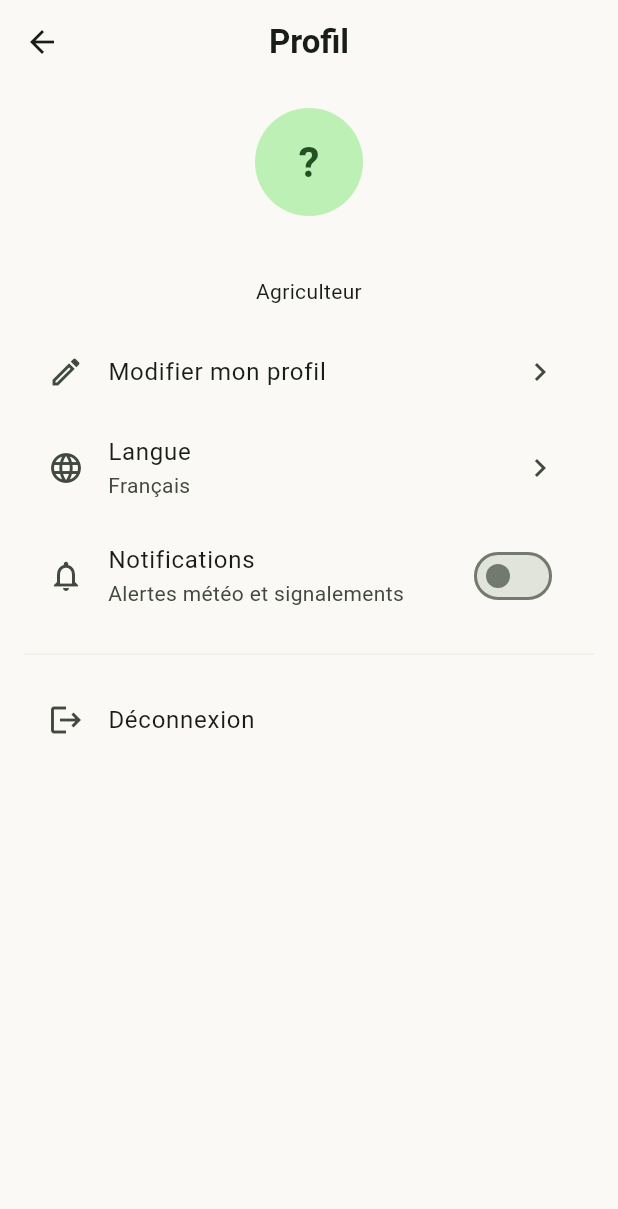
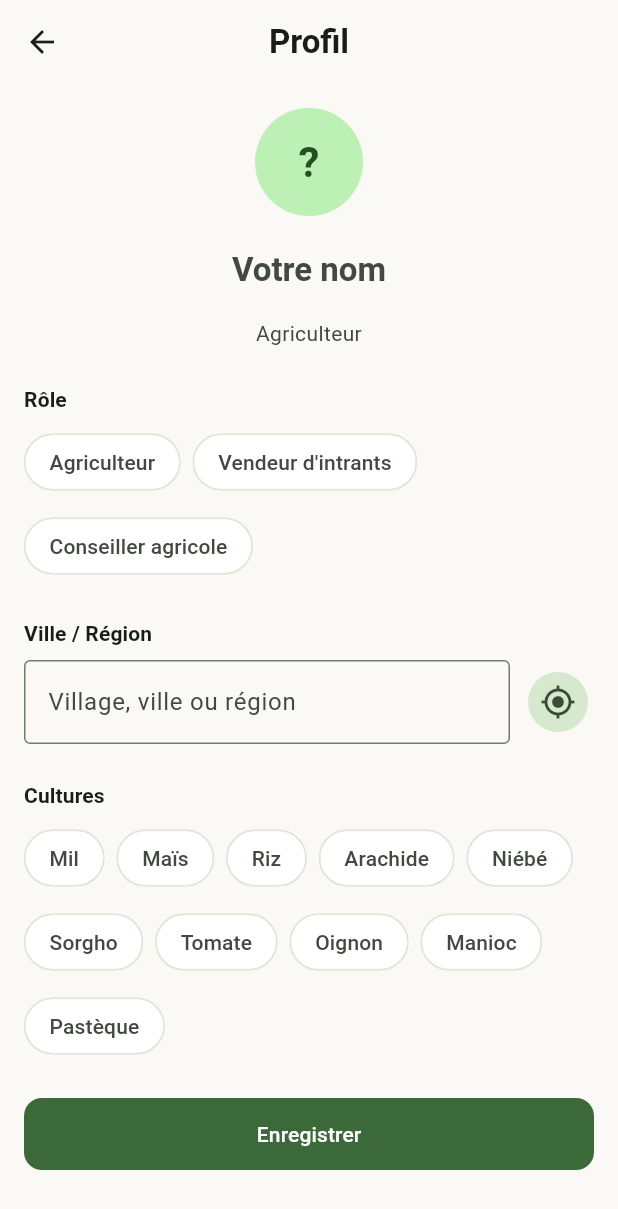
Before and after one commit to devsambou/KultivIA, a Flutter app: the ProfileScreen screen opened by its route, on a phone screen of 412 x 824 dp. Shown: the top 1209 px of the screen. Run offline on Flutter 3.47's test engine with Material 3 defaults, Android fonts, the light colour scheme and no system bars; our stand-ins replace audioplayers, cloud_firestore, cloud_functions, firebase_auth, firebase_core, firebase_messaging and 8 more; missing offline and left inert: record; accounts and stored records are empty.

Commit message:
fix(c2): ProfileScreen + SettingsScreen séparation + manifest location (#60)
* fix(c2): crash PageController + message d'erreur explicite

* feat(c2): ProfileScreen éditable directement (nom, rôle, ville GPS, cultures, langue, notifications, voix) + fix AppState + fix SetupController

* feat(c2): ProfileScreen + SettingsScreen + manifest location permissions

* fix: remove broken D7 localization files, keep simple MaterialApp

```diff
--- a/lib/screens/settings/profile_screen.dart
+++ b/lib/screens/settings/profile_screen.dart
@@ -1,11 +1,15 @@
 import 'package:flutter/material.dart';
 import 'package:provider/provider.dart';
+import 'package:geolocator/geolocator.dart';
+import 'package:http/http.dart' as http;
+import 'dart:convert';
 
 import '../../services/system/app_state.dart';
 import '../../services/auth/firebase_service.dart';
-import '../../services/system/notification_service.dart';
-import '../../services/system/user_settings.dart';
+import '../../models/user_profile.dart';
 import '../../core/theme/theme.dart';
+import '../../widgets/k_components.dart';
+import '../../screens/setup/setup_controller.dart';
 
 class ProfileScreen extends StatefulWidget {
   const ProfileScreen({super.key});
@@ -16,47 +20,85 @@ class ProfileScreen extends StatefulWidget {
 
 class _ProfileScreenState extends State<ProfileScreen> {
   bool _busy = false;
+  bool _locating = false;
+  final _nameController = TextEditingController();
+  final _localityController = TextEditingController();
 
   void _toast(String msg) =>
       ScaffoldMessenger.of(context).showSnackBar(SnackBar(content: Text(msg)));
 
-  Future<void> _toggleNotifications(bool on) async {
+  Future<void> _saveProfile() async {
     final app = context.read<AppState>();
     final fb = context.read<FirebaseService>();
-    final notif = context.read<NotificationService>();
     final profile = app.profile;
-    final uid = fb.currentUser?.uid;
-    if (profile == null || uid == null) return;
+    if (profile == null) return;
 
     setState(() => _busy = true);
     try {
-      final enabled = on ? await notif.enable(uid) : false;
-      if (!on) await notif.disable();
-      final updated = profile.copyWith(notificationsEnabled: enabled);
+      final updated = profile.copyWith(
+        displayName: _nameController.text.trim(),
+        locality: _localityController.text.trim(),
+      );
       await fb.saveProfile(updated);
       app.setProfile(updated);
-      if (on && !enabled) {
-        _toast('Autorisez les notifications dans les réglages du téléphone.');
-      }
+      _toast('Profil mis à jour');
     } catch (e) {
-      debugPrint('Changement de notifications impossible : $e');
-      _toast('Impossible de modifier ce réglage pour le moment.');
+      debugPrint('Mise à jour profil impossible : $e');
+      _toast('Impossible de sauvegarder : $e');
     } finally {
       if (mounted) setState(() => _busy = false);
     }
   }
 
-  Future<void> _logout() async {
+  Future<void> _detectLocality() async {
+    setState(() => _locating = true);
+    try {
+      final permission = await Geolocator.checkPermission();
+      if (permission == LocationPermission.denied ||
+          permission == LocationPermission.deniedForever) {
+        _toast('Autorisez la localisation dans les réglages.');
+        return;
+      }
+      final pos = await Geolocator.getCurrentPosition();
+      final url = Uri.parse(
+        'https://nominatim.openstreetmap.org/reverse?format=json&lat=${pos.latitude}&lon=${pos.longitude}&accept-language=fr',
+      );
+      final res = await http.get(url);
+      if (res.statusCode == 200) {
+        final data = jsonDecode(res.body);
+        final city = data['address']?['city'] ??
+            data['address']?['town'] ??
+            data['address']?['village'] ??
+            data['address']?['county'] ??
+            '';
+        if (city.isNotEmpty) {
+          _localityController.text = city;
+          setState(() {});
+        }
+      }
+    } catch (e) {
+      _toast('Impossible de détecter la ville : $e');
+    } finally {
+      if (mounted) setState(() => _locating = false);
+    }
+  }
+
+  @override
+  void initState() {
+    super.initState();
     final app = context.read<AppState>();
-    final fb = context.read<FirebaseService>();
-    final notif = context.read<NotificationService>();
-    if (fb.isReady) {
-      await notif.disable();
-      await fb.signOut();
+    final profile = app.profile;
+    if (profile != null) {
+      _nameController.text = profile.displayName;
+      _localityController.text = profile.locality;
     }
-    await app.clear();
-    if (!mounted) return;
-    Navigator.of(context).pushNamedAndRemoveUntil('/auth', (r) => false);
+  }
+
+  @override
+  void dispose() {
+    _nameController.dispose();
+    _localityController.dispose();
+    super.dispose();
   }
 
   @override
@@ -71,58 +113,139 @@ class _ProfileScreenState extends State<ProfileScreen> {
       body: ListView(
         padding: const EdgeInsets.all(KSpace.lg),
         children: [
+          // Avatar + Nom
           Center(
-            child: CircleAvatar(
+            child: Column(
+              children: [
+                CircleAvatar(
                   radius: 36,
                   backgroundColor: cs.primaryContainer,
                   child: Text(
                     name.isEmpty ? '?' : name.substring(0, 1).toUpperCase(),
-                  style: const TextStyle(fontSize: 28)),
+                    style: const TextStyle(fontSize: 28),
                   ),
                 ),
                 const SizedBox(height: 12),
-          if (profile != null) ...[
-            Text(name,
+                TextField(
+                  controller: _nameController,
                   textAlign: TextAlign.center,
-                style: Theme.of(context).textTheme.titleLarge),
+                  style: Theme.of(context).textTheme.titleLarge,
+                  decoration: const InputDecoration(
+                    border: InputBorder.none,
+                    hintText: 'Votre nom',
+                  ),
+                ),
+              ],
+            ),
+          ),
+          const SizedBox(height: 8),
+          if (profile != null)
             Text(
               [
                 profile.roleLabel,
                 if (profile.locality.isNotEmpty) profile.locality
               ].join(' · '),
               textAlign: TextAlign.center,
+              style: Theme.of(context).textTheme.bodyMedium?.copyWith(
+                    color: Theme.of(context).colorScheme.onSurfaceVariant,
+                  ),
+            ),
+          const SizedBox(height: 24),
+
+          // Rôle
+          Text('Rôle', style: Theme.of(context).textTheme.titleSmall),
+          const SizedBox(height: 8),
+          Wrap(
+            spacing: 8,
+            runSpacing: 8,
+            children: [
+              for (final e in UserProfile.roles.entries)
+                ChoiceChip(
+                  label: Text(e.value),
+                  selected: profile?.role == e.key,
+                  onSelected: (_) {
+                    if (profile != null) {
+                      final updated = profile.copyWith(role: e.key);
+                      context.read<AppState>().setProfile(updated);
+                      context.read<FirebaseService>().saveProfile(updated);
+                    }
+                  },
                 ),
             ],
-          const SizedBox(height: 16),
-          ListTile(
-            leading: const Icon(Icons.edit_outlined),
-            title: const Text('Modifier mon profil'),
-            subtitle: profile == null || profile.crops.isEmpty
-                ? null
-                : Text('Cultures : ${profile.crops.join(', ')}'),
-            trailing: const Icon(Icons.chevron_right),
-            onTap: () => Navigator.of(context).pushNamed('/setup'),
           ),
-          ListTile(
-            leading: const Icon(Icons.language),
-            title: const Text('Langue'),
-            subtitle: Text(UserSettings.supportedLanguages[app.languageCode] ??
-                app.languageCode),
-            trailing: const Icon(Icons.chevron_right),
-            onTap: () => Navigator.of(context).pushNamed('/language'),
+          const SizedBox(height: 24),
+
+          // Ville + GPS
+          Text('Ville / Région', style: Theme.of(context).textTheme.titleSmall),
+          const SizedBox(height: 8),
+          Row(
+            children: [
+              Expanded(
+                child: TextField(
+                  controller: _localityController,
+                  textCapitalization: TextCapitalization.words,
+                  decoration: const InputDecoration(
+                    labelText: 'Village, ville ou région',
+                    hintText: 'Ex. Thiès',
+                    border: OutlineInputBorder(),
                   ),
-          SwitchListTile(
-            secondary: const Icon(Icons.notifications_outlined),
-            title: const Text('Notifications'),
-            subtitle: const Text('Alertes météo et signalements'),
-            value: profile?.notificationsEnabled ?? false,
-            onChanged: _busy || profile == null ? null : _toggleNotifications,
                 ),
-          const Divider(height: 32),
-          ListTile(
-            leading: const Icon(Icons.logout),
-            title: const Text('Déconnexion'),
-            onTap: _logout,
+              ),
+              const SizedBox(width: 8),
+              IconButton.filledTonal(
+                onPressed: _locating ? null : _detectLocality,
+                icon: _locating
+                    ? const SizedBox(
+                        width: 20,
+                        height: 20,
+                        child: CircularProgressIndicator(strokeWidth: 2),
+                      )
+                    : const Icon(Icons.my_location),
+                tooltip: 'Détecter ma ville',
+              ),
+            ],
+          ),
+          const SizedBox(height: 24),
+
+          // Cultures
+          Text('Cultures', style: Theme.of(context).textTheme.titleSmall),
+          const SizedBox(height: 8),
+          Wrap(
+            spacing: 8,
+            runSpacing: 8,
+            children: [
+              for (final c in SetupController.cropOptionsList)
+                FilterChip(
+                  label: Text(c),
+                  selected: profile?.crops.contains(c) ?? false,
+                  onSelected: (on) {
+                    if (profile != null) {
+                      final crops = Set<String>.from(profile.crops);
+                      if (on) {
+                        crops.add(c);
+                      } else {
+                        crops.remove(c);
+                      }
+                      final updated = profile.copyWith(crops: crops.toList()..sort());
+                      context.read<AppState>().setProfile(updated);
+                      context.read<FirebaseService>().saveProfile(updated);
+                    }
+                  },
+                ),
+            ],
+          ),
+          const SizedBox(height: 24),
+
+          // Bouton sauvegarder
+          FilledButton(
+            onPressed: _busy ? null : _saveProfile,
+            child: _busy
+                ? const SizedBox(
+                    width: 20,
+                    height: 20,
+                    child: CircularProgressIndicator(strokeWidth: 2),
+                  )
+                : const Text('Enregistrer'),
           ),
         ],
       ),
--- a/lib/screens/setup/setup_controller.dart
+++ b/lib/screens/setup/setup_controller.dart
@@ -10,7 +10,7 @@ import '../../services/ui/voice_service.dart';
 /// Contrôleur pour l'écran de paramétrage (SetupScreen).
 /// Gère l'état du formulaire, la validation et la persistance.
 class SetupController extends ChangeNotifier {
-  static const _cropOptions = [
+  static const cropOptionsList = [
     'Mil', 'Maïs', 'Riz', 'Arachide', 'Niébé', 'Sorgho', 'Tomate', 'Oignon', 'Manioc', 'Pastèque',
   ];
   static const _stepCount = 3;
@@ -56,7 +56,7 @@ class SetupController extends ChangeNotifier {
   TextEditingController get nameController => _nameController;
   TextEditingController get localityController => _localityController;
   Set<String> get crops => _crops;
-  List<String> get cropOptions => _cropOptions;
+  List<String> get cropOptions => cropOptionsList;
 
   void _initialize() {
     final profile = _appState.profile;
@@ -129,12 +129,12 @@ class SetupController extends ChangeNotifier {
         Navigator.of(context).pop();
       } else {
         _appState.bindHistory();
-        Navigator.of(context).pushNamedAndRemoveUntil('/home', (r) => false);
+        Navigator.of(context).pushNamedAndRemoveUntil('/home', (route) => route.settings.name != '/gate');
       }
     } catch (e) {
       debugPrint('Enregistrement du profil impossible : $e');
       if (context.mounted) {
-        _toast(context, "Impossible d'enregistrer votre profil. Vérifiez votre connexion et réessayez.");
+        _toast(context, "Impossible d'enregistrer votre profil : $e");
       }
     } finally {
       if (context.mounted) {
--- a/lib/screens/setup/setup_screen.dart
+++ b/lib/screens/setup/setup_screen.dart
@@ -46,7 +46,9 @@ class _SetupScreenState extends State<SetupScreen> {
     final controller = context.watch<SetupController>();
 
     // Synchroniser le PageController avec l'état du controller
-    if (controller.step != _pageController.page?.round()) {
+    // (page n'est accessible qu'après que le PageView a été construit)
+    if (_pageController.hasClients &&
+        controller.step != _pageController.page?.round()) {
       _onStepChanged(controller.step);
     }
 
--- a/lib/widgets/app_drawer.dart
+++ b/lib/widgets/app_drawer.dart
@@ -85,7 +85,7 @@ class AppDrawer extends StatelessWidget {
           ListTile(
             leading: const Icon(Icons.settings),
             title: const Text('Paramètres'),
-            onTap: () => _go(context, '/language'),
+            onTap: () => _go(context, '/settings'),
           ),
           ListTile(
             leading: const Icon(Icons.logout),
--- a/pubspec.yaml
+++ b/pubspec.yaml
@@ -1,5 +1,5 @@
 name: kultivia
-description: "KultivIA — diagnostic IA des maladies de cultures, par photo, texte et voix."
+description: "KultivIA : diagnostic IA des maladies de cultures, par photo, texte et voix."
 publish_to: 'none'
 version: 0.1.0
 
```
Also changed, not shown: lib/main.dart (+2 -14 lines), lib/screens/settings/settings_screen.dart (added, +120 -0 lines), lib/services/system/app_state.dart (+26 -7 lines), 1 other file. Lines whose indentation alone changed are shown as unchanged.
